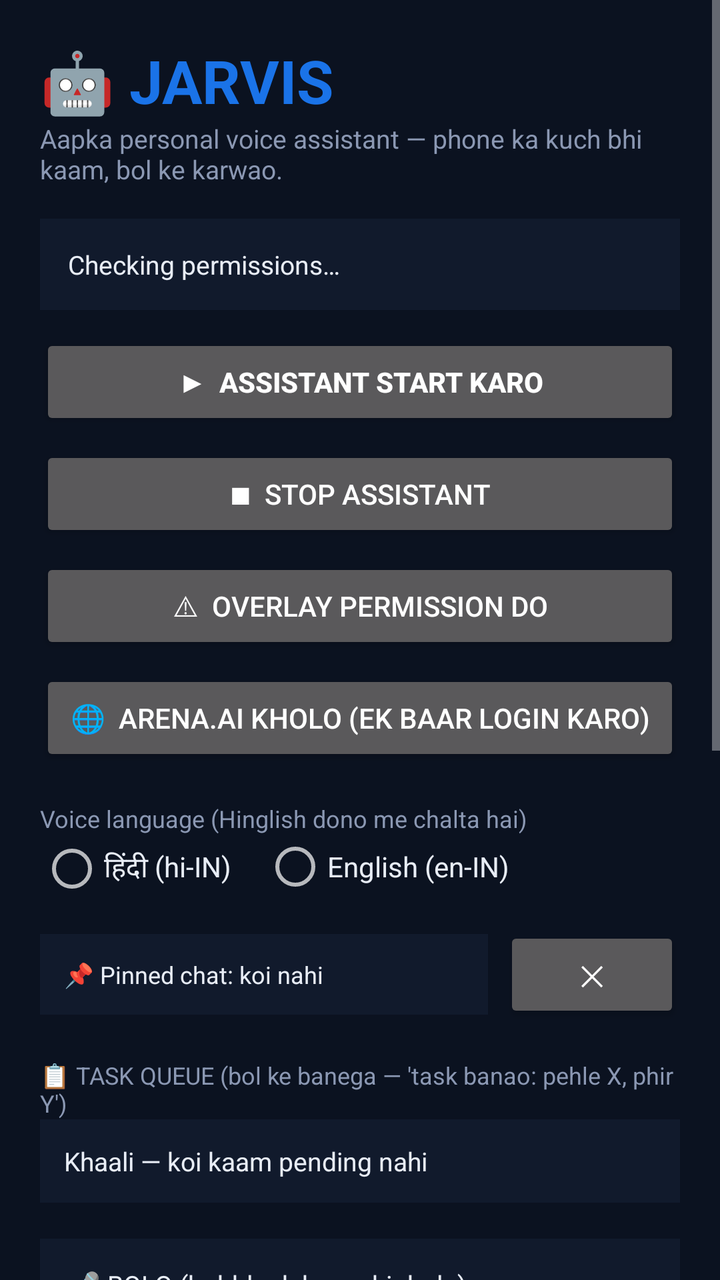
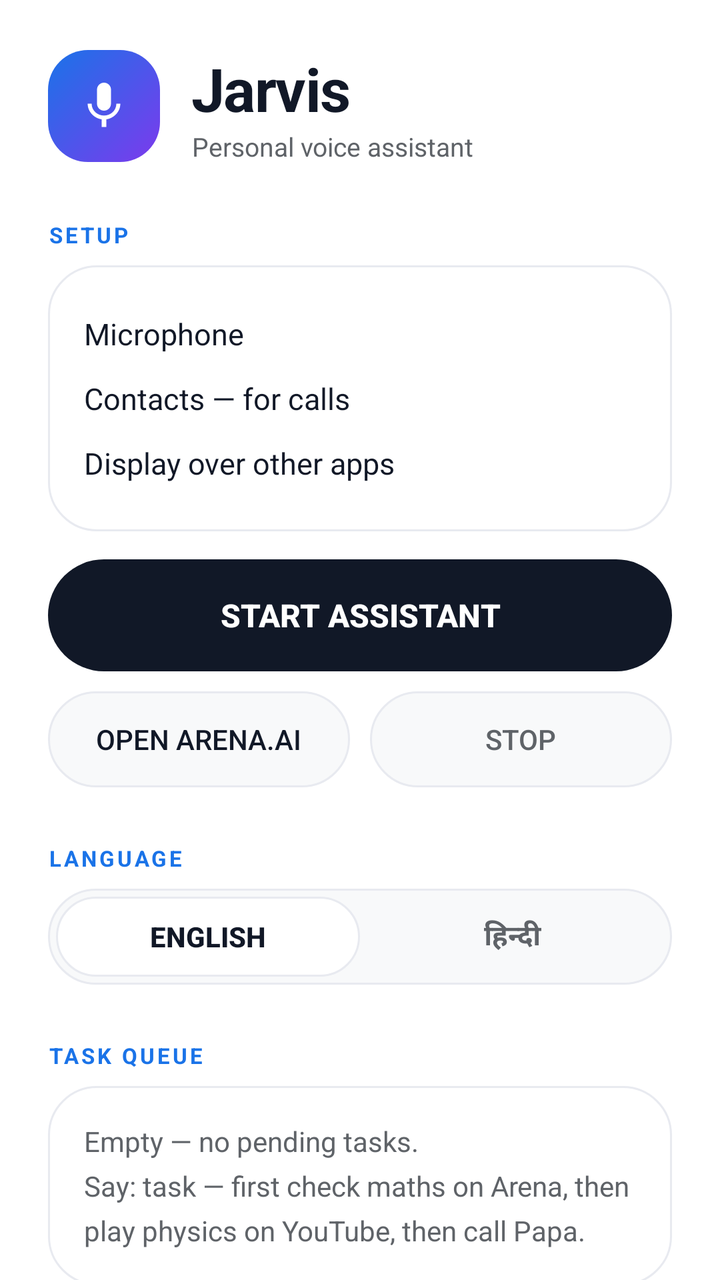

Two renders of the same Android screen: before a commit and after it. Below are the layout's source before the change and the commit's diff.
<!-- AndroidManifest.xml: application theme AppTheme -->
<!-- res/layout/activity_main.xml -->
<?xml version="1.0" encoding="utf-8"?>
<ScrollView xmlns:android="http://schemas.android.com/apk/res/android"
    android:layout_width="match_parent" android:layout_height="match_parent"
    android:background="@color/bg" android:fillViewport="true">
  <LinearLayout
      android:layout_width="match_parent" android:layout_height="wrap_content"
      android:orientation="vertical" android:padding="20dp">

    <TextView android:layout_width="wrap_content" android:layout_height="wrap_content"
        android:text="🤖 JARVIS" android:textSize="30sp" android:textStyle="bold"
        android:textColor="@color/accent"/>
    <TextView android:layout_width="wrap_content" android:layout_height="wrap_content"
        android:text="Aapka personal voice assistant — phone ka kuch bhi kaam, bol ke karwao."
        android:textSize="13sp" android:textColor="@color/mute" android:layout_marginBottom="16dp"/>

    <TextView android:id="@+id/permStatus" android:layout_width="match_parent" android:layout_height="wrap_content"
        android:background="@color/card" android:padding="14dp" android:textSize="13sp"
        android:textColor="@color/ink" android:lineSpacingExtra="4dp"
        android:text="Checking permissions…"/>

    <Button android:id="@+id/btnStart" android:layout_width="match_parent" android:layout_height="wrap_content"
        android:layout_marginTop="12dp" android:text="▶  Assistant START karo" android:textStyle="bold"/>
    <Button android:id="@+id/btnStop" android:layout_width="match_parent" android:layout_height="wrap_content"
        android:layout_marginTop="8dp" android:text="■  Stop assistant"/>
    <Button android:id="@+id/btnOverlay" android:layout_width="match_parent" android:layout_height="wrap_content"
        android:layout_marginTop="8dp" android:text="⚠  Overlay permission do"/>
    <Button android:id="@+id/btnArena" android:layout_width="match_parent" android:layout_height="wrap_content"
        android:layout_marginTop="8dp" android:text="🌐  Arena.ai kholo (ek baar login karo)"/>

    <TextView android:layout_width="wrap_content" android:layout_height="wrap_content"
        android:text="Voice language (Hinglish dono me chalta hai)"
        android:textSize="12sp" android:textColor="@color/mute" android:layout_marginTop="18dp"/>
    <RadioGroup android:layout_width="match_parent" android:layout_height="wrap_content"
        android:orientation="horizontal">
      <RadioButton android:id="@+id/langHi" android:layout_width="wrap_content" android:layout_height="wrap_content"
          android:text="हिंदी (hi-IN)" android:textColor="@color/ink" android:paddingEnd="16dp"/>
      <RadioButton android:id="@+id/langEn" android:layout_width="wrap_content" android:layout_height="wrap_content"
          android:text="English (en-IN)" android:textColor="@color/ink"/>
    </RadioGroup>

    <LinearLayout android:layout_width="match_parent" android:layout_height="wrap_content"
        android:orientation="horizontal" android:layout_marginTop="14dp" android:gravity="center_vertical">
      <TextView android:id="@+id/pinView" android:layout_width="0dp" android:layout_height="wrap_content"
          android:layout_weight="1" android:background="@color/card" android:padding="12dp"
          android:textSize="12sp" android:textColor="@color/ink"
          android:text="📌 Pinned chat: koi nahi"/>
      <Button android:id="@+id/btnUnpin" android:layout_width="wrap_content" android:layout_height="wrap_content"
          android:layout_marginStart="8dp" android:text="✕"/>
    </LinearLayout>

    <TextView android:layout_width="wrap_content" android:layout_height="wrap_content"
        android:text="📋 TASK QUEUE (bol ke banega — 'task banao: pehle X, phir Y')"
        android:textSize="12sp" android:textColor="@color/mute" android:layout_marginTop="18dp"/>
    <TextView android:id="@+id/queueView" android:layout_width="match_parent" android:layout_height="wrap_content"
        android:background="@color/card" android:padding="12dp" android:textSize="13sp"
        android:textColor="@color/ink" android:minLines="1"
        android:text="Khaali — koi kaam pending nahi"/>

    <TextView android:layout_width="match_parent" android:layout_height="wrap_content"
        android:layout_marginTop="18dp" android:textSize="13sp" android:textColor="@color/ink"
        android:lineSpacingExtra="5dp"
        android:background="@color/card" android:padding="14dp"
        android:text="🎤 BOLO (bubble dabao, phir bolo):\n\n• Chrome / WhatsApp / YouTube kholo\n• YouTube pe lofi beats chalao\n• Google pe CBSE 10 result search karo\n• Mummy ko call karo\n• Alarm lagao 6 baje\n• Timer lagao 5 minute\n• Torch on / off karo\n• Volume badhao / full karo\n• Battery kitni hai? Time kya hua?\n• Arena.ai kholo · naya chat kholo · latest chat kholo\n• Arena pe likho: chapter 1 ka summary do\n• Task banao — pehle arena pe maths poochho, phir YouTube pe physics chalao, phir papa ko call karo\n• Next / Stop / Status\n\n💬 Arena khula ho to seedha bolo — likh ke dikhayenge, haan bologe to send."/>
  </LinearLayout>
</ScrollView>
<!-- resources referenced by this layout -->
<resources>
  <color name="accent">#1A73E8</color>
  <color name="bg">#0B1220</color>
  <color name="card">#111A2C</color>
  <color name="ink">#E8EDF6</color>
  <color name="mute">#8B98B3</color>
  <style name="AppTheme" parent="android:Theme.Material.NoActionBar">
      <item name="android:windowBackground">@color/bg</item>
      <item name="android:statusBarColor">@color/bg</item>
      <item name="android:navigationBarColor">@color/bg</item>
      <item name="android:colorAccent">@color/accent</item>
      <item name="android:colorPrimary">@color/bg</item>
      <item name="android:colorPrimaryDark">@color/bg</item>
      <item name="android:windowLightStatusBar">false</item>
    </style>
</resources>

<!-- the commit's change to res/layout/activity_main.xml (unified diff, before → after) -->
@@ -1,65 +1,116 @@
 <?xml version="1.0" encoding="utf-8"?>
 <ScrollView xmlns:android="http://schemas.android.com/apk/res/android"
     android:layout_width="match_parent" android:layout_height="match_parent"
-    android:background="@color/bg" android:fillViewport="true">
+    android:background="@color/bg" android:fillViewport="true" android:scrollbars="none">
   <LinearLayout
       android:layout_width="match_parent" android:layout_height="wrap_content"
-      android:orientation="vertical" android:padding="20dp">
+      android:orientation="vertical" android:padding="24dp">
 
-    <TextView android:layout_width="wrap_content" android:layout_height="wrap_content"
-        android:text="🤖 JARVIS" android:textSize="30sp" android:textStyle="bold"
-        android:textColor="@color/accent"/>
-    <TextView android:layout_width="wrap_content" android:layout_height="wrap_content"
-        android:text="Aapka personal voice assistant — phone ka kuch bhi kaam, bol ke karwao."
-        android:textSize="13sp" android:textColor="@color/mute" android:layout_marginBottom="16dp"/>
-
-    <TextView android:id="@+id/permStatus" android:layout_width="match_parent" android:layout_height="wrap_content"
-        android:background="@color/card" android:padding="14dp" android:textSize="13sp"
-        android:textColor="@color/ink" android:lineSpacingExtra="4dp"
-        android:text="Checking permissions…"/>
-
-    <Button android:id="@+id/btnStart" android:layout_width="match_parent" android:layout_height="wrap_content"
-        android:layout_marginTop="12dp" android:text="▶  Assistant START karo" android:textStyle="bold"/>
-    <Button android:id="@+id/btnStop" android:layout_width="match_parent" android:layout_height="wrap_content"
-        android:layout_marginTop="8dp" android:text="■  Stop assistant"/>
-    <Button android:id="@+id/btnOverlay" android:layout_width="match_parent" android:layout_height="wrap_content"
-        android:layout_marginTop="8dp" android:text="⚠  Overlay permission do"/>
-    <Button android:id="@+id/btnArena" android:layout_width="match_parent" android:layout_height="wrap_content"
-        android:layout_marginTop="8dp" android:text="🌐  Arena.ai kholo (ek baar login karo)"/>
-
-    <TextView android:layout_width="wrap_content" android:layout_height="wrap_content"
-        android:text="Voice language (Hinglish dono me chalta hai)"
-        android:textSize="12sp" android:textColor="@color/mute" android:layout_marginTop="18dp"/>
-    <RadioGroup android:layout_width="match_parent" android:layout_height="wrap_content"
-        android:orientation="horizontal">
-      <RadioButton android:id="@+id/langHi" android:layout_width="wrap_content" android:layout_height="wrap_content"
-          android:text="हिंदी (hi-IN)" android:textColor="@color/ink" android:paddingEnd="16dp"/>
-      <RadioButton android:id="@+id/langEn" android:layout_width="wrap_content" android:layout_height="wrap_content"
-          android:text="English (en-IN)" android:textColor="@color/ink"/>
-    </RadioGroup>
-
+    
     <LinearLayout android:layout_width="match_parent" android:layout_height="wrap_content"
-        android:orientation="horizontal" android:layout_marginTop="14dp" android:gravity="center_vertical">
-      <TextView android:id="@+id/pinView" android:layout_width="0dp" android:layout_height="wrap_content"
-          android:layout_weight="1" android:background="@color/card" android:padding="12dp"
-          android:textSize="12sp" android:textColor="@color/ink"
-          android:text="📌 Pinned chat: koi nahi"/>
-      <Button android:id="@+id/btnUnpin" android:layout_width="wrap_content" android:layout_height="wrap_content"
-          android:layout_marginStart="8dp" android:text="✕"/>
+        android:orientation="horizontal" android:gravity="center_vertical">
+      <FrameLayout android:layout_width="56dp" android:layout_height="56dp">
+        <View android:layout_width="56dp" android:layout_height="56dp" android:background="@drawable/logo_grad"/>
+        <ImageView android:layout_width="28dp" android:layout_height="28dp"
+            android:layout_gravity="center" android:src="@drawable/ic_mic"/>
+      </FrameLayout>
+      <LinearLayout android:layout_width="0dp" android:layout_height="wrap_content"
+          android:layout_weight="1" android:orientation="vertical" android:layout_marginStart="16dp">
+        <TextView android:layout_width="wrap_content" android:layout_height="wrap_content"
+            android:text="Jarvis" android:textSize="30sp" android:textStyle="bold"
+            android:textColor="@color/ink" android:letterSpacing="-0.02"/>
+        <TextView android:layout_width="wrap_content" android:layout_height="wrap_content"
+            android:text="Personal voice assistant" android:textSize="13sp" android:textColor="@color/mute"/>
+      </LinearLayout>
     </LinearLayout>
 
+    
     <TextView android:layout_width="wrap_content" android:layout_height="wrap_content"
-        android:text="📋 TASK QUEUE (bol ke banega — 'task banao: pehle X, phir Y')"
-        android:textSize="12sp" android:textColor="@color/mute" android:layout_marginTop="18dp"/>
+        android:text="SETUP" android:textSize="11sp" android:textStyle="bold"
+        android:textColor="@color/accent" android:letterSpacing="0.12"
+        android:layout_marginTop="28dp" android:layout_marginBottom="8dp"/>
+    <LinearLayout android:layout_width="match_parent" android:layout_height="wrap_content"
+        android:orientation="vertical" android:background="@drawable/card" android:padding="18dp">
+      <TextView android:id="@+id/permMic" android:layout_width="match_parent" android:layout_height="wrap_content"
+          android:text="Microphone" android:textSize="15sp" android:textColor="@color/ink" android:paddingVertical="6dp"/>
+      <TextView android:id="@+id/permContacts" android:layout_width="match_parent" android:layout_height="wrap_content"
+          android:text="Contacts — for calls" android:textSize="15sp" android:textColor="@color/ink" android:paddingVertical="6dp"/>
+      <TextView android:id="@+id/permOverlay" android:layout_width="match_parent" android:layout_height="wrap_content"
+          android:text="Display over other apps" android:textSize="15sp" android:textColor="@color/ink" android:paddingVertical="6dp"/>
+    </LinearLayout>
+
+    <Button android:id="@+id/btnStart" android:layout_width="match_parent" android:layout_height="56dp"
+        android:layout_marginTop="14dp" android:text="Start Assistant" android:textStyle="bold"
+        android:textSize="16sp" android:textColor="#FFFFFF" android:background="@drawable/pill_dark"
+        android:stateListAnimator="@null"/>
+    <LinearLayout android:layout_width="match_parent" android:layout_height="wrap_content"
+        android:orientation="horizontal" android:layout_marginTop="10dp">
+      <Button android:id="@+id/btnArena" android:layout_width="0dp" android:layout_height="48dp"
+          android:layout_weight="1" android:text="Open Arena.ai" android:textSize="14sp"
+          android:textColor="@color/ink" android:background="@drawable/pill_light"
+          android:stateListAnimator="@null" android:layout_marginEnd="5dp"/>
+      <Button android:id="@+id/btnStop" android:layout_width="0dp" android:layout_height="48dp"
+          android:layout_weight="1" android:text="Stop" android:textSize="14sp"
+          android:textColor="@color/mute" android:background="@drawable/pill_light"
+          android:stateListAnimator="@null" android:layout_marginStart="5dp"/>
+    </LinearLayout>
+
+    
+    <TextView android:layout_width="wrap_content" android:layout_height="wrap_content"
+        android:text="LANGUAGE" android:textSize="11sp" android:textStyle="bold"
+        android:textColor="@color/accent" android:letterSpacing="0.12"
+        android:layout_marginTop="28dp" android:layout_marginBottom="8dp"/>
+    <LinearLayout android:layout_width="match_parent" android:layout_height="48dp"
+        android:orientation="horizontal" android:background="@drawable/pill_light" android:padding="4dp">
+      <Button android:id="@+id/langEn" android:layout_width="0dp" android:layout_height="match_parent"
+          android:layout_weight="1" android:text="English" android:textSize="14sp" android:textStyle="bold"
+          android:textColor="@color/ink" android:background="@drawable/seg_on" android:stateListAnimator="@null"/>
+      <Button android:id="@+id/langHi" android:layout_width="0dp" android:layout_height="match_parent"
+          android:layout_weight="1" android:text="हिन्दी" android:textSize="14sp" android:textStyle="bold"
+          android:textColor="@color/mute" android:background="@drawable/seg_off" android:stateListAnimator="@null"/>
+    </LinearLayout>
+
+    
+    <TextView android:layout_width="wrap_content" android:layout_height="wrap_content"
+        android:text="TASK QUEUE" android:textSize="11sp" android:textStyle="bold"
+        android:textColor="@color/accent" android:letterSpacing="0.12"
+        android:layout_marginTop="28dp" android:layout_marginBottom="8dp"/>
     <TextView android:id="@+id/queueView" android:layout_width="match_parent" android:layout_height="wrap_content"
-        android:background="@color/card" android:padding="12dp" android:textSize="13sp"
-        android:textColor="@color/ink" android:minLines="1"
-        android:text="Khaali — koi kaam pending nahi"/>
+        android:background="@drawable/card" android:padding="18dp" android:textSize="14sp"
+        android:textColor="@color/mute" android:lineSpacingExtra="6dp"
+        android:text="Empty — no pending tasks.\nSay: task — first check maths on Arena, then play physics on YouTube, then call Papa."/>
+
+    
+    <TextView android:layout_width="wrap_content" android:layout_height="wrap_content"
+        android:text="WHAT YOU CAN SAY" android:textSize="11sp" android:textStyle="bold"
+        android:textColor="@color/accent" android:letterSpacing="0.12"
+        android:layout_marginTop="28dp" android:layout_marginBottom="8dp"/>
+    <LinearLayout android:layout_width="match_parent" android:layout_height="wrap_content"
+        android:orientation="vertical" android:background="@drawable/card" android:padding="18dp">
+      <TextView android:layout_width="match_parent" android:layout_height="wrap_content"
+          android:text="APPS" android:textSize="10.5sp" android:textStyle="bold" android:textColor="@color/mute" android:letterSpacing="0.1"/>
+      <TextView android:layout_width="match_parent" android:layout_height="wrap_content"
+          android:text="• Open Chrome / WhatsApp / YouTube\n• Play lofi beats on YouTube\n• Search CBSE result on Google"
+          android:textSize="14sp" android:textColor="@color/ink" android:lineSpacingExtra="6dp" android:layout_marginTop="6dp"/>
+      <TextView android:layout_width="match_parent" android:layout_height="wrap_content"
+          android:text="PHONE" android:textSize="10.5sp" android:textStyle="bold" android:textColor="@color/mute" android:letterSpacing="0.1" android:layout_marginTop="14dp"/>
+      <TextView android:layout_width="match_parent" android:layout_height="wrap_content"
+          android:text="• Call Papa\n• Set an alarm for 6 AM\n• Set a timer for 5 minutes\n• Torch on / off\n• Volume up / full\n• What is the battery level?"
+          android:textSize="14sp" android:textColor="@color/ink" android:lineSpacingExtra="6dp" android:layout_marginTop="6dp"/>
+      <TextView android:layout_width="match_parent" android:layout_height="wrap_content"
+          android:text="ARENA.AI" android:textSize="10.5sp" android:textStyle="bold" android:textColor="@color/mute" android:letterSpacing="0.1" android:layout_marginTop="14dp"/>
+      <TextView android:layout_width="match_parent" android:layout_height="wrap_content"
+          android:text="• Open Arena\n• New chat\n• Ask Arena: explain chapter 1\nEvery task always starts a fresh, empty chat."
+          android:textSize="14sp" android:textColor="@color/ink" android:lineSpacingExtra="6dp" android:layout_marginTop="6dp"/>
+      <TextView android:layout_width="match_parent" android:layout_height="wrap_content"
+          android:text="CHAINED TASKS" android:textSize="10.5sp" android:textStyle="bold" android:textColor="@color/mute" android:letterSpacing="0.1" android:layout_marginTop="14dp"/>
+      <TextView android:layout_width="match_parent" android:layout_height="wrap_content"
+          android:text="• Task — first ask Arena for a maths summary, then play physics on YouTube, then call Papa\nThe next task starts automatically when one finishes.\n• Next  • Stop  • Status"
+          android:textSize="14sp" android:textColor="@color/ink" android:lineSpacingExtra="6dp" android:layout_marginTop="6dp"/>
+    </LinearLayout>
 
     <TextView android:layout_width="match_parent" android:layout_height="wrap_content"
-        android:layout_marginTop="18dp" android:textSize="13sp" android:textColor="@color/ink"
-        android:lineSpacingExtra="5dp"
-        android:background="@color/card" android:padding="14dp"
-        android:text="🎤 BOLO (bubble dabao, phir bolo):\n\n• Chrome / WhatsApp / YouTube kholo\n• YouTube pe lofi beats chalao\n• Google pe CBSE 10 result search karo\n• Mummy ko call karo\n• Alarm lagao 6 baje\n• Timer lagao 5 minute\n• Torch on / off karo\n• Volume badhao / full karo\n• Battery kitni hai? Time kya hua?\n• Arena.ai kholo · naya chat kholo · latest chat kholo\n• Arena pe likho: chapter 1 ka summary do\n• Task banao — pehle arena pe maths poochho, phir YouTube pe physics chalao, phir papa ko call karo\n• Next / Stop / Status\n\n💬 Arena khula ho to seedha bolo — likh ke dikhayenge, haan bologe to send."/>
+        android:text="Jarvis 1.1 — built by Mohd Haziq" android:textSize="12sp"
+        android:textColor="@color/mute" android:gravity="center" android:layout_marginTop="28dp"/>
   </LinearLayout>
 </ScrollView>
<!-- resource entries referenced after the edit -->
@@ -1,18 +1,67 @@
 <!-- resources referenced by this layout -->
 <resources>
   <color name="accent">#1A73E8</color>
-  <color name="bg">#0B1220</color>
-  <color name="card">#111A2C</color>
-  <color name="ink">#E8EDF6</color>
-  <color name="mute">#8B98B3</color>
-  <style name="AppTheme" parent="android:Theme.Material.NoActionBar">
+  <color name="bg">#FFFFFF</color>
+  <color name="card">#FFFFFF</color>
+  <color name="line">#E8EAF0</color>
+  <color name="surface">#F8F9FA</color>
+  <color name="ink">#111827</color>
+  <color name="mute">#5F6368</color>
+  <!-- drawable card (drawable) -->
+  <?xml version="1.0" encoding="utf-8"?>
+  <shape xmlns:android="http://schemas.android.com/apk/res/android">
+    <solid android:color="@color/card"/>
+    <corners android:radius="24dp"/>
+    <stroke android:width="1dp" android:color="@color/line"/>
+  </shape>
+  <!-- drawable ic_mic (drawable) -->
+  <?xml version="1.0" encoding="utf-8"?>
+  <vector xmlns:android="http://schemas.android.com/apk/res/android"
+      android:width="24dp" android:height="24dp"
+      android:viewportWidth="24" android:viewportHeight="24">
+    <path android:fillColor="#FFFFFF"
+        android:pathData="M12,14c1.66,0 2.99,-1.34 2.99,-3L15,5c0,-1.66 -1.34,-3 -3,-3S9,3.34 9,5v6c0,1.66 1.34,3 3,3zM17.3,11c0,3 -2.54,5.1 -5.3,5.1S6.7,14 6.7,11L5,11c0,3.41 2.72,6.23 6,6.72L11,21h2v-3.28c3.28,-0.48 6,-3.3 6,-6.72h-1.7z"/>
+  </vector>
+  <!-- drawable logo_grad (drawable) -->
+  <?xml version="1.0" encoding="utf-8"?>
+  <shape xmlns:android="http://schemas.android.com/apk/res/android">
+    <gradient android:startColor="#1A73E8" android:endColor="#7C3AED" android:angle="315"/>
+    <corners android:radius="20dp"/>
+  </shape>
+  <!-- drawable pill_dark (drawable) -->
+  <?xml version="1.0" encoding="utf-8"?>
+  <shape xmlns:android="http://schemas.android.com/apk/res/android">
+    <solid android:color="#111827"/>
+    <corners android:radius="999dp"/>
+  </shape>
+  <!-- drawable pill_light (drawable) -->
+  <?xml version="1.0" encoding="utf-8"?>
+  <shape xmlns:android="http://schemas.android.com/apk/res/android">
+    <solid android:color="@color/surface"/>
+    <corners android:radius="999dp"/>
+    <stroke android:width="1dp" android:color="@color/line"/>
+  </shape>
+  <!-- drawable seg_off (drawable) -->
+  <?xml version="1.0" encoding="utf-8"?>
+  <shape xmlns:android="http://schemas.android.com/apk/res/android">
+    <solid android:color="#00000000"/>
+    <corners android:radius="999dp"/>
+  </shape>
+  <!-- drawable seg_on (drawable) -->
+  <?xml version="1.0" encoding="utf-8"?>
+  <shape xmlns:android="http://schemas.android.com/apk/res/android">
+    <solid android:color="#FFFFFF"/>
+    <corners android:radius="999dp"/>
+    <stroke android:width="1dp" android:color="@color/line"/>
+  </shape>
+  <style name="AppTheme" parent="android:Theme.Material.Light.NoActionBar">
       <item name="android:windowBackground">@color/bg</item>
       <item name="android:statusBarColor">@color/bg</item>
       <item name="android:navigationBarColor">@color/bg</item>
+      <item name="android:windowLightStatusBar">true</item>
       <item name="android:colorAccent">@color/accent</item>
       <item name="android:colorPrimary">@color/bg</item>
       <item name="android:colorPrimaryDark">@color/bg</item>
-      <item name="android:windowLightStatusBar">false</item>
     </style>
 </resources>
 
